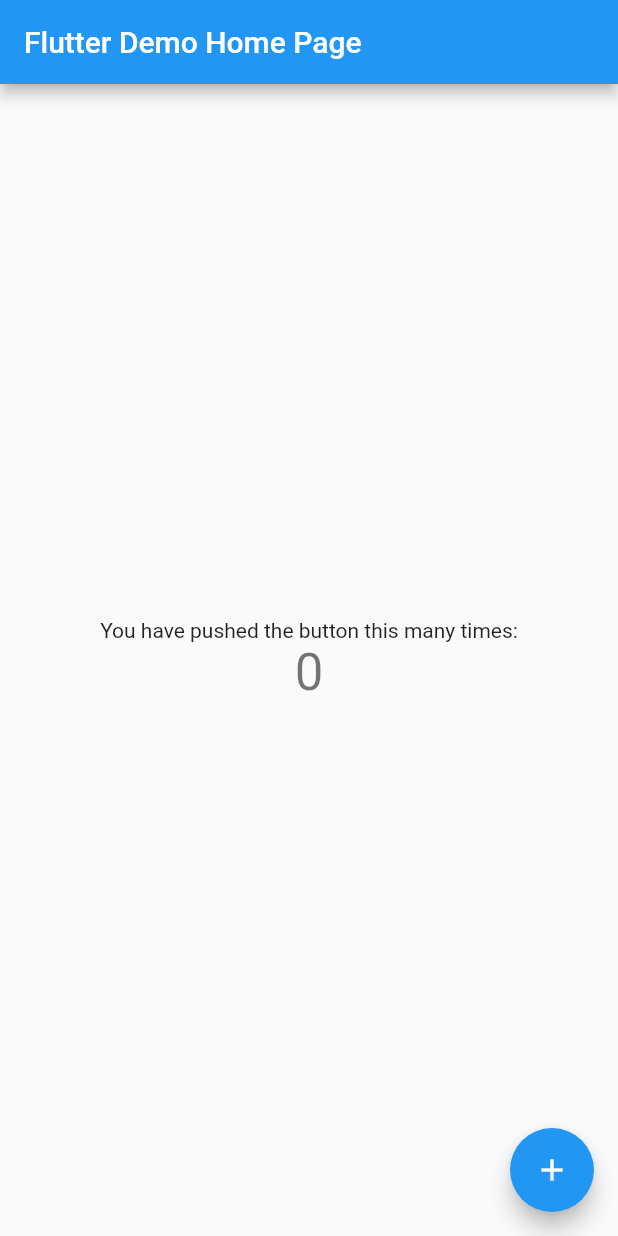
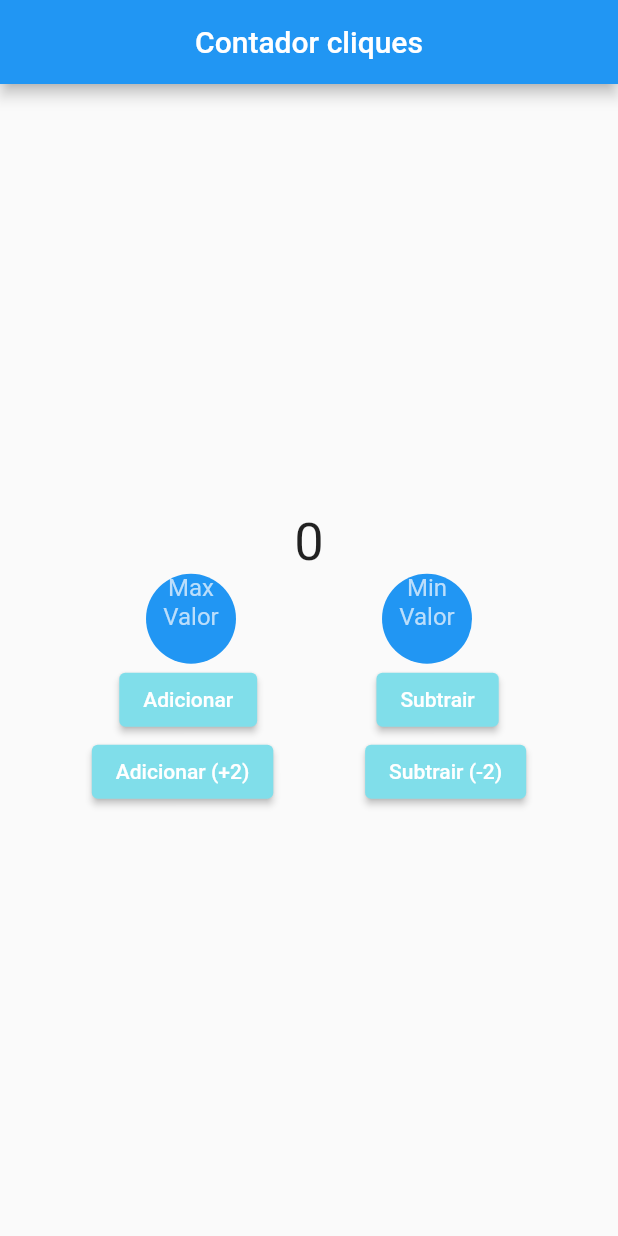
Before and after one commit to SilvaGabrielMartins/navegacao_gabriel, a Flutter app: the screen it shows after launch, on a phone screen of 412 x 824 dp. Run offline on Flutter 3.47's test engine with Material 2 defaults, Android fonts, the phone set to English and light mode, and no system bars.

Commit message:
Iniciado estilo do placar

```diff
--- a/lib/main.dart
+++ b/lib/main.dart
@@ -5,109 +5,139 @@
 }
 
 class MyApp extends StatelessWidget {
-  // This widget is the root of your application.
+  const MyApp({Key key}) : super(key: key);
+
   @override
   Widget build(BuildContext context) {
     return MaterialApp(
-      title: 'Flutter Demo',
-      theme: ThemeData(
-        // This is the theme of your application.
-        //
-        // Try running your application with "flutter run". You'll see the
-        // application has a blue toolbar. Then, without quitting the app, try
-        // changing the primarySwatch below to Colors.green and then invoke
-        // "hot reload" (press "r" in the console where you ran "flutter run",
-        // or simply save your changes to "hot reload" in a Flutter IDE).
-        // Notice that the counter didn't reset back to zero; the application
-        // is not restarted.
-        primarySwatch: Colors.blue,
-      ),
-      home: MyHomePage(title: 'Flutter Demo Home Page'),
+      theme: ThemeData(primaryColor: Colors.blue),
+      home: MyPage(),
     );
   }
 }
 
-class MyHomePage extends StatefulWidget {
-  MyHomePage({Key key, this.title}) : super(key: key);
-
-  // This widget is the home page of your application. It is stateful, meaning
-  // that it has a State object (defined below) that contains fields that affect
-  // how it looks.
-
-  // This class is the configuration for the state. It holds the values (in this
-  // case the title) provided by the parent (in this case the App widget) and
-  // used by the build method of the State. Fields in a Widget subclass are
-  // always marked "final".
-
-  final String title;
+class MyPage extends StatefulWidget {
+  MyPage({Key key}) : super(key: key);
 
   @override
-  _MyHomePageState createState() => _MyHomePageState();
+  _MyPageState createState() => _MyPageState();
 }
 
-class _MyHomePageState extends State<MyHomePage> {
-  int _counter = 0;
+class _MyPageState extends State<MyPage> {
+  int contadorButao = 0;
 
-  void _incrementCounter() {
+  void _contar({int quantidade = 1}) {
     setState(() {
-      // This call to setState tells the Flutter framework that something has
-      // changed in this State, which causes it to rerun the build method below
-      // so that the display can reflect the updated values. If we changed
-      // _counter without calling setState(), then the build method would not be
-      // called again, and so nothing would appear to happen.
-      _counter++;
+      contadorButao += quantidade;
+      print(contadorButao);
     });
   }
 
   @override
   Widget build(BuildContext context) {
-    // This method is rerun every time setState is called, for instance as done
-    // by the _incrementCounter method above.
-    //
-    // The Flutter framework has been optimized to make rerunning build methods
-    // fast, so that you can just rebuild anything that needs updating rather
-    // than having to individually change instances of widgets.
     return Scaffold(
       appBar: AppBar(
-        // Here we take the value from the MyHomePage object that was created by
-        // the App.build method, and use it to set our appbar title.
-        title: Text(widget.title),
+        title: Text("Contador cliques"),
+        centerTitle: true,
       ),
       body: Center(
-        // Center is a layout widget. It takes a single child and positions it
-        // in the middle of the parent.
         child: Column(
-          // Column is also a layout widget. It takes a list of children and
-          // arranges them vertically. By default, it sizes itself to fit its
-          // children horizontally, and tries to be as tall as its parent.
-          //
-          // Invoke "debug painting" (press "p" in the console, choose the
-          // "Toggle Debug Paint" action from the Flutter Inspector in Android
-          // Studio, or the "Toggle Debug Paint" command in Visual Studio Code)
-          // to see the wireframe for each widget.
-          //
-          // Column has various properties to control how it sizes itself and
-          // how it positions its children. Here we use mainAxisAlignment to
-          // center the children vertically; the main axis here is the vertical
-          // axis because Columns are vertical (the cross axis would be
-          // horizontal).
           mainAxisAlignment: MainAxisAlignment.center,
-          children: <Widget>[
+          children: [
             Text(
-              'You have pushed the button this many times:',
+              '$contadorButao',
+              style: TextStyle(
+                fontSize: 35.0,
+              ),
             ),
-            Text(
-              '$_counter',
-              style: Theme.of(context).textTheme.headline4,
+            Row(
+              mainAxisAlignment: MainAxisAlignment.spaceEvenly,
+              children: [
+                CircleAvatar(
+                    backgroundColor: Colors.blue,
+                    maxRadius: 30.0,
+                    child: Column(
+                      children: [
+                        Text('Max'),
+                        Text('Valor'),
+                      ],
+                    )),
+                CircleAvatar(
+                    backgroundColor: Colors.blue,
+                    maxRadius: 30.0,
+                    child: Column(
+                      children: [
+                        Text('Min'),
+                        Text('Valor'),
+                      ],
+                    ))
+              ],
+            ),
+            Row(
+              mainAxisAlignment: MainAxisAlignment.spaceEvenly,
+              children: [
+                ElevatedButton(
+                  child: Text('Adicionar'),
+                  onPressed: _contar,
+                  style: ButtonStyle(
+                      backgroundColor:
+                          MaterialStateProperty.all<Color>(Colors.cyan[200])),
+                ),
+                ElevatedButton(
+                  child: Text('Subtrair'),
+                  onPressed: () {
+                    setState(() {
+                      if (contadorButao == 0) {
+                        ScaffoldMessenger.of(context).showSnackBar(
+                            const SnackBar(
+                                content: Text(
+                                    'Impossível subtrair contagem de zero')));
+                      } else {
+                        contadorButao--;
+                      }
+                    });
+                  },
+                  style: ButtonStyle(
+                      backgroundColor:
+                          MaterialStateProperty.all<Color>(Colors.cyan[200])),
+                ),
+              ],
+            ),
+            Row(
+              mainAxisAlignment: MainAxisAlignment.spaceEvenly,
+              children: [
+                ElevatedButton(
+                  child: Text('Adicionar (+2)'),
+                  onPressed: () {
+                    _contar(quantidade: 2);
+                  },
+                  style: ButtonStyle(
+                      backgroundColor:
+                          MaterialStateProperty.all<Color>(Colors.cyan[200])),
+                ),
+                ElevatedButton(
+                  child: Text('Subtrair (-2)'),
+                  onPressed: () {
+                    setState(() {
+                      if (contadorButao == 0) {
+                        ScaffoldMessenger.of(context).showSnackBar(
+                            const SnackBar(
+                                content: Text(
+                                    'Impossível subtrair contagem de zero')));
+                      } else {
+                        contadorButao -= 2;
+                      }
+                    });
+                  },
+                  style: ButtonStyle(
+                      backgroundColor:
+                          MaterialStateProperty.all<Color>(Colors.cyan[200])),
+                ),
+              ],
             ),
           ],
         ),
       ),
-      floatingActionButton: FloatingActionButton(
-        onPressed: _incrementCounter,
-        tooltip: 'Increment',
-        child: Icon(Icons.add),
-      ), // This trailing comma makes auto-formatting nicer for build methods.
     );
   }
 }
```
